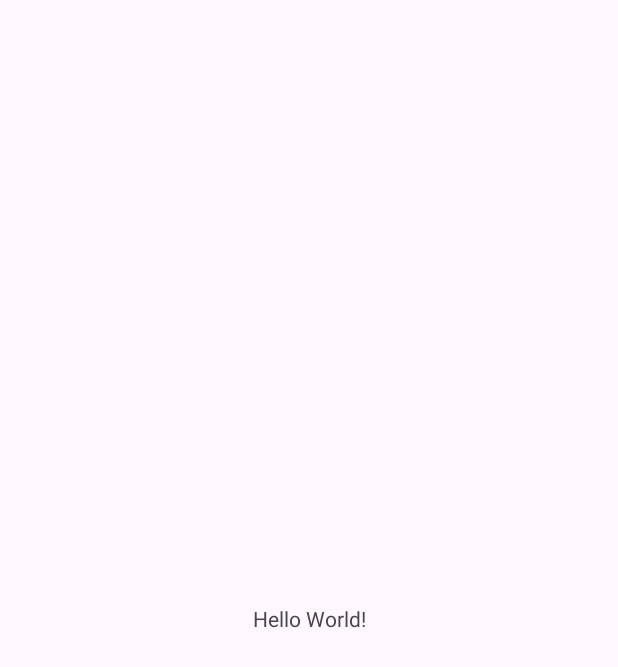
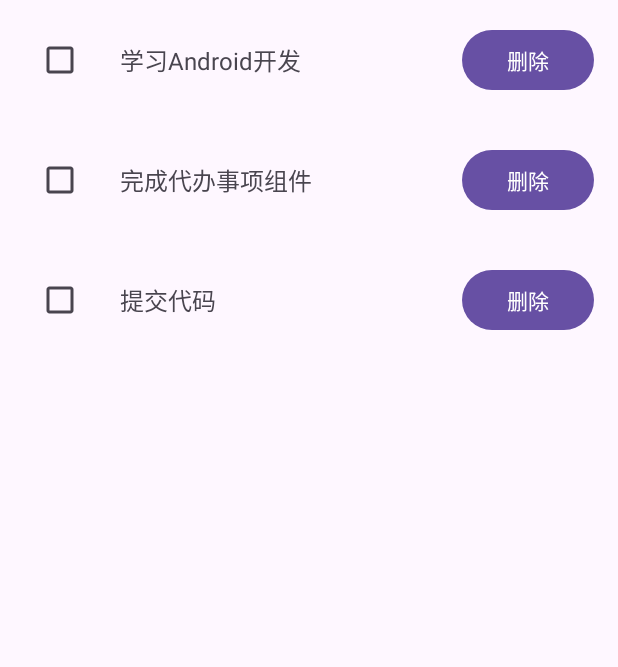
Before and after one commit to ZanytriumPH/todo, an Android app: the screen it shows after launch (MainActivity), on a phone screen of 412 x 824 dp. Before the commit the part shown is almost empty. Shown: the top 667 px of the screen. Run offline under Robolectric (Android 15) with nearby library versions, the phone set to English and light mode, and no system bars.

Commit message:
初步创建todoitem，主页列表化

```diff
--- a/app/src/main/java/com/example/todo/MainActivity.java
+++ b/app/src/main/java/com/example/todo/MainActivity.java
@@ -1,24 +1,46 @@
 package com.example.todo;
 
 import android.os.Bundle;
+import androidx.appcompat.app.AppCompatActivity;
+import androidx.recyclerview.widget.LinearLayoutManager;
+import androidx.recyclerview.widget.RecyclerView;
+import java.util.ArrayList;
+import java.util.List;
 
-import androidx.activity.EdgeToEdge;
-import androidx.appcompat.app.AppCompatActivity;
-import androidx.core.graphics.Insets;
-import androidx.core.view.ViewCompat;
-import androidx.core.view.WindowInsetsCompat;
+public class MainActivity extends AppCompatActivity implements TodoAdapter.OnTodoActionListener {
 
-public class MainActivity extends AppCompatActivity {
+    private TodoAdapter mAdapter;
+    private List<Todo> mTodoList;
 
     @Override
     protected void onCreate(Bundle savedInstanceState) {
         super.onCreate(savedInstanceState);
-        EdgeToEdge.enable(this);
         setContentView(R.layout.activity_main);
-        ViewCompat.setOnApplyWindowInsetsListener(findViewById(R.id.main), (v, insets) -> {
-            Insets systemBars = insets.getInsets(WindowInsetsCompat.Type.systemBars());
-            v.setPadding(systemBars.left, systemBars.top, systemBars.right, systemBars.bottom);
-            return insets;
-        });
+
+        // 初始化数据
+        mTodoList = new ArrayList<>();
+        mTodoList.add(new Todo(1, "学习Android开发", false));
+        mTodoList.add(new Todo(2, "完成代办事项组件", false));
+        mTodoList.add(new Todo(3, "提交代码", false));
+
+        // 初始化RecyclerView
+        RecyclerView rvTodo = findViewById(R.id.rv_todo);
+        rvTodo.setLayoutManager(new LinearLayoutManager(this)); // 线性布局
+        mAdapter = new TodoAdapter(mTodoList, this); // 绑定适配器
+        rvTodo.setAdapter(mAdapter);
+    }
+
+    // 处理复选框状态变化
+    @Override
+    public void onCheckChanged(Todo todo) {
+        // 这里可以更新数据到数据库或SharedPreferences
+        mAdapter.notifyDataSetChanged(); // 刷新列表
+    }
+
+    // 处理删除事件
+    @Override
+    public void onDelete(Todo todo) {
+        mTodoList.remove(todo); // 从列表中移除
+        mAdapter.notifyDataSetChanged(); // 刷新列表
     }
 }
--- /dev/null
+++ b/app/src/main/java/com/example/todo/Todo.java
@@ -0,0 +1,24 @@
+package com.example.todo;
+
+public class Todo {
+    private int id; // 唯一标识
+    private String content; // 事项内容
+    private boolean isCompleted; // 是否完成
+
+    // 构造方法
+    public Todo(int id, String content, boolean isCompleted) {
+        this.id = id;
+        this.content = content;
+        this.isCompleted = isCompleted;
+    }
+
+    // Getter和Setter
+    public int getId() { return id; }
+    public void setId(int id) { this.id = id; }
+
+    public String getContent() { return content; }
+    public void setContent(String content) { this.content = content; }
+
+    public boolean isCompleted() { return isCompleted; }
+    public void setCompleted(boolean completed) { isCompleted = completed; }
+}
--- /dev/null
+++ b/app/src/main/java/com/example/todo/TodoAdapter.java
@@ -0,0 +1,77 @@
+package com.example.todo;
+
+import android.view.LayoutInflater;
+import android.view.View;
+import android.view.ViewGroup;
+import android.widget.Button;
+import android.widget.CheckBox;
+import android.widget.TextView;
+import androidx.annotation.NonNull;
+import androidx.recyclerview.widget.RecyclerView;
+import java.util.List;
+
+public class TodoAdapter extends RecyclerView.Adapter<TodoAdapter.TodoViewHolder> {
+
+    // 数据集合
+    private List<Todo> mTodoList;
+    // 点击事件回调（处理删除、复选框状态变化）
+    private OnTodoActionListener mListener;
+
+    // 构造方法
+    public TodoAdapter(List<Todo> todoList, OnTodoActionListener listener) {
+        mTodoList = todoList;
+        mListener = listener;
+    }
+
+    // 创建ViewHolder（加载Item布局）
+    @NonNull
+    @Override
+    public TodoViewHolder onCreateViewHolder(@NonNull ViewGroup parent, int viewType) {
+        View view = LayoutInflater.from(parent.getContext())
+                .inflate(R.layout.item_todo, parent, false);
+        return new TodoViewHolder(view);
+    }
+
+    // 绑定数据到Item
+    @Override
+    public void onBindViewHolder(@NonNull TodoViewHolder holder, int position) {
+        Todo todo = mTodoList.get(position);
+        holder.tvContent.setText(todo.getContent());
+        holder.cbTodo.setChecked(todo.isCompleted());
+
+        // 复选框点击事件
+        holder.cbTodo.setOnCheckedChangeListener((buttonView, isChecked) -> {
+            todo.setCompleted(isChecked);
+            mListener.onCheckChanged(todo);
+        });
+
+        // 删除按钮点击事件
+        holder.btnDelete.setOnClickListener(v -> mListener.onDelete(todo));
+    }
+
+    // 数据数量
+    @Override
+    public int getItemCount() {
+        return mTodoList.size();
+    }
+
+    // ViewHolder（缓存Item中的控件）
+    public static class TodoViewHolder extends RecyclerView.ViewHolder {
+        CheckBox cbTodo;
+        TextView tvContent;
+        Button btnDelete;
+
+        public TodoViewHolder(@NonNull View itemView) {
+            super(itemView);
+            cbTodo = itemView.findViewById(R.id.cb_todo);
+            tvContent = itemView.findViewById(R.id.tv_content);
+            btnDelete = itemView.findViewById(R.id.btn_delete);
+        }
+    }
+
+    // 事件回调接口（让外部处理逻辑）
+    public interface OnTodoActionListener {
+        void onCheckChanged(Todo todo); // 复选框状态变化
+        void onDelete(Todo todo); // 删除事项
+    }
+}
--- a/app/src/main/res/layout/activity_main.xml
+++ b/app/src/main/res/layout/activity_main.xml
@@ -7,13 +7,16 @@
     android:layout_height="match_parent"
     tools:context=".MainActivity">
 
-    <TextView
-        android:layout_width="wrap_content"
-        android:layout_height="wrap_content"
-        android:text="Hello World!"
+    <!-- 代办事项列表 -->
+    <androidx.recyclerview.widget.RecyclerView
+        android:id="@+id/rv_todo"
+        android:layout_width="match_parent"
+        android:layout_height="match_parent"
         app:layout_constraintBottom_toBottomOf="parent"
         app:layout_constraintEnd_toEndOf="parent"
+        app:layout_constraintHorizontal_bias="0.0"
         app:layout_constraintStart_toStartOf="parent"
-        app:layout_constraintTop_toTopOf="parent" />
+        app:layout_constraintTop_toTopOf="parent"
+        app:layout_constraintVertical_bias="0.0" />
 
 </androidx.constraintlayout.widget.ConstraintLayout>
--- /dev/null
+++ b/app/src/main/res/layout/item_todo.xml
@@ -0,0 +1,43 @@
+<?xml version="1.0" encoding="utf-8"?>
+<androidx.constraintlayout.widget.ConstraintLayout xmlns:android="http://schemas.android.com/apk/res/android"
+    xmlns:app="http://schemas.android.com/apk/res-auto"
+    android:layout_width="match_parent"
+    android:layout_height="wrap_content"
+    android:padding="16dp"
+    android:background="?attr/selectableItemBackground"
+    android:minHeight="60dp">
+
+    <!-- 复选框（标记是否完成） -->
+    <CheckBox
+    android:id="@+id/cb_todo"
+    android:layout_width="wrap_content"
+    android:layout_height="wrap_content"
+    app:layout_constraintStart_toStartOf="parent"
+    app:layout_constraintTop_toTopOf="parent"
+    app:layout_constraintBottom_toBottomOf="parent"/>
+
+    <!-- 代办事项内容 -->
+    <TextView
+    android:id="@+id/tv_content"
+    android:layout_width="0dp"
+    android:layout_height="wrap_content"
+    android:layout_marginStart="16dp"
+    android:layout_marginEnd="16dp"
+    android:textSize="16sp"
+    android:text="代办事项内容"
+    app:layout_constraintStart_toEndOf="@id/cb_todo"
+    app:layout_constraintTop_toTopOf="parent"
+    app:layout_constraintBottom_toBottomOf="parent"
+    app:layout_constraintEnd_toStartOf="@id/btn_delete"/>
+
+    <!-- 删除按钮 -->
+    <Button
+    android:id="@+id/btn_delete"
+    android:layout_width="wrap_content"
+    android:layout_height="wrap_content"
+    android:text="删除"
+    app:layout_constraintEnd_toEndOf="parent"
+    app:layout_constraintTop_toTopOf="parent"
+    app:layout_constraintBottom_toBottomOf="parent"/>
+
+</androidx.constraintlayout.widget.ConstraintLayout>
```
